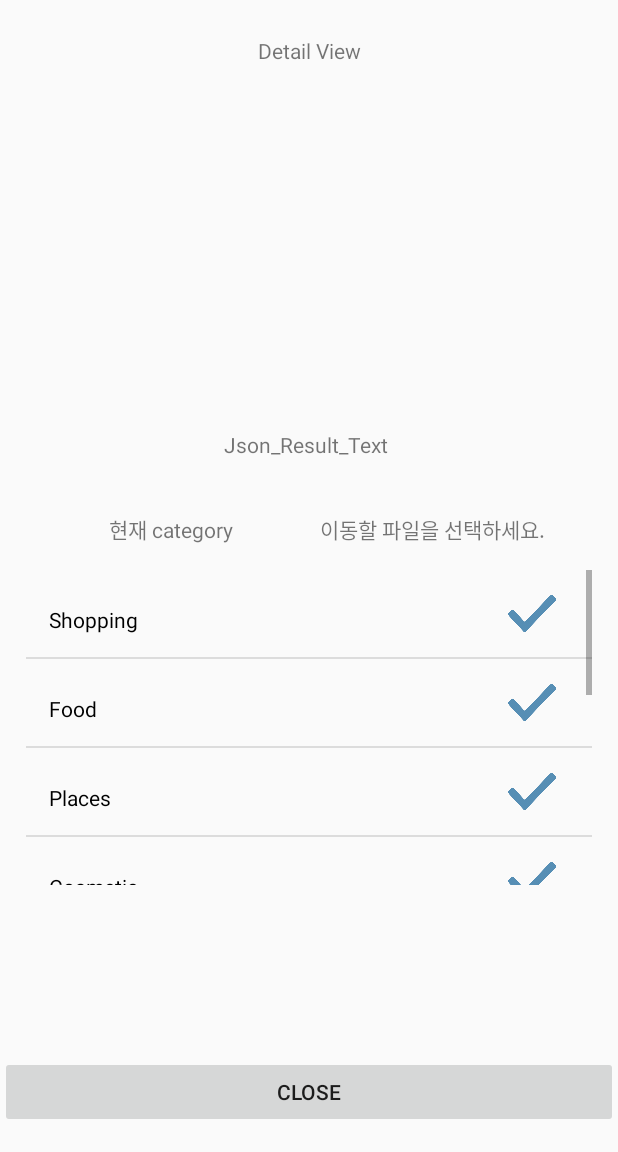
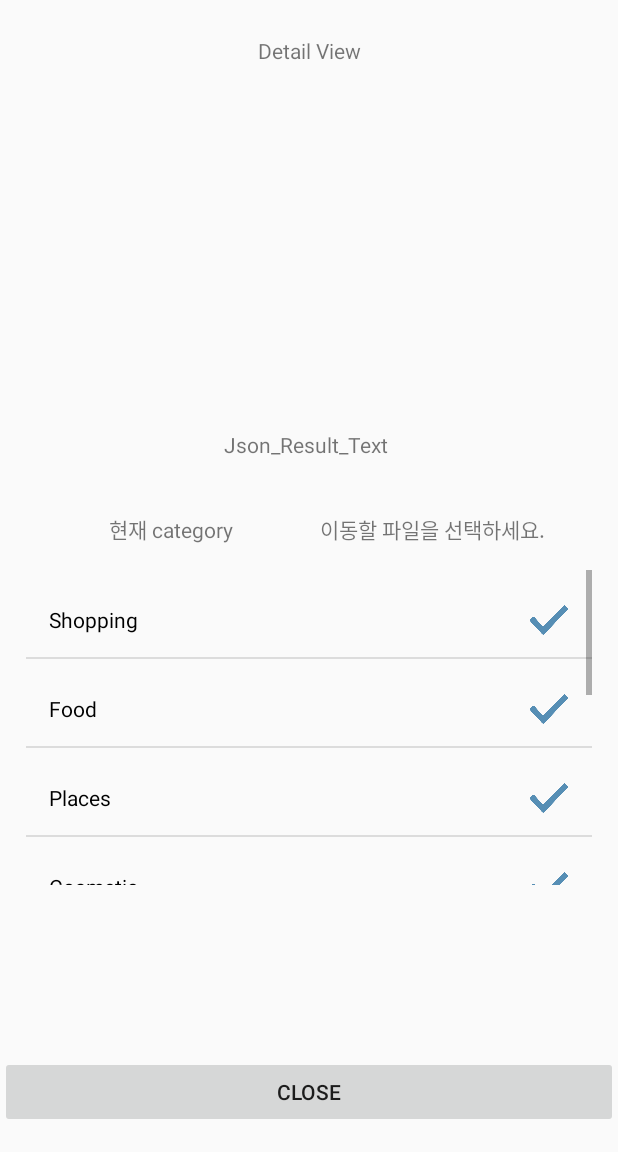
Before and after one commit to gus092/madcampWeek3, an Android app: the EditActivity screen opened directly, with no data from a screen before it, after a tap on "Cosmetic", on a phone screen of 412 x 824 dp, the part 84-1236 px from its top. Run offline under Robolectric (Android 15) with nearby library versions, the phone set to English and light mode, and no system bars; 1 statement that could not run was skipped; 3 other taps on this screen came first.

Commit message:
Sunday finished

```diff
--- a/ScreenshotOrg/app/src/main/java/com/example/screenshotorg/EditActivity.java
+++ b/ScreenshotOrg/app/src/main/java/com/example/screenshotorg/EditActivity.java
@@ -18,6 +18,8 @@ import androidx.appcompat.app.AppCompatActivity;
 import com.bumptech.glide.Glide;
 
 import java.io.File;
+import java.util.ArrayList;
+import java.util.HashMap;
 
 public class EditActivity extends AppCompatActivity {
 
@@ -66,7 +68,6 @@ class CustomAdapter extends BaseAdapter {
     Context context;
     LayoutInflater inflter;
     String value;
-
 
 
     public CustomAdapter(Context context, String[] names) {
--- a/ScreenshotOrg/app/src/main/java/com/example/screenshotorg/Fragment1.java
+++ b/ScreenshotOrg/app/src/main/java/com/example/screenshotorg/Fragment1.java
@@ -95,7 +95,7 @@ public class Fragment1 extends Fragment {
         images = getAllShownImagesPath(requireContext());
 
         for (int i=1; i<images.size();i++){ //images에는 원하는 사진의 절대경로를 넣으면 됨
-            myDataset.add(new MyData("#추천 tag를 달아주세요",BitmapFactory.decodeFile(images.get(i))));
+            myDataset.add(new MyData("#추천 tag를 달아주세요",BitmapFactory.decodeFile(images.get(i-1))));
         }
 
 
--- a/ScreenshotOrg/app/src/main/java/com/example/screenshotorg/Fragment2.java
+++ b/ScreenshotOrg/app/src/main/java/com/example/screenshotorg/Fragment2.java
@@ -129,6 +129,7 @@ public class Fragment2 extends Fragment {
         int check=0;
 
 
+
         int column_index_data, column_index_folder_name;
         ArrayList<String> listOfAllImages = new ArrayList<String>();
         String absolutePathOfImage = null;
--- a/ScreenshotOrg/app/src/main/java/com/example/screenshotorg/Fragment3Adapter.java
+++ b/ScreenshotOrg/app/src/main/java/com/example/screenshotorg/Fragment2Adapter.java
@@ -18,13 +18,13 @@ import androidx.recyclerview.widget.RecyclerView;
 import java.util.ArrayList;
 import java.util.List;
 
-public class Fragment3Adapter extends RecyclerView.Adapter<Fragment3Adapter.Holderview>{
+public class Fragment2Adapter extends RecyclerView.Adapter<Fragment2Adapter.Holderview>{
 
     private List<Item> productlist;
     private Context context;
 
 
-    public Fragment3Adapter(List<Item>productlist,Context context){
+    public Fragment2Adapter(List<Item>productlist,Context context){
         this.productlist = productlist;
         this.context = context;
     }
--- a/ScreenshotOrg/app/src/main/java/com/example/screenshotorg/SearchActivity.java
+++ b/ScreenshotOrg/app/src/main/java/com/example/screenshotorg/SearchActivity.java
@@ -27,7 +27,7 @@ public class SearchActivity extends Activity {
     RecyclerView listshowrcy;
     List<Item> productlists = new ArrayList<>();
     public androidx.appcompat.widget.SearchView searchView;
-    Fragment3Adapter adapter3;
+    Fragment2Adapter adapter3;
     private static ArrayList<String> images3;
 
 
@@ -66,7 +66,7 @@ public class SearchActivity extends Activity {
         listshowrcy.setHasFixedSize(true);
         LinearLayoutManager linearLayoutManager = new LinearLayoutManager(this);
         listshowrcy.setLayoutManager(linearLayoutManager);
-        adapter3 = new Fragment3Adapter(productlists,this);
+        adapter3 = new Fragment2Adapter(productlists,this);
         listshowrcy.setAdapter(adapter3);
 
     }
--- a/ScreenshotOrg/app/src/main/res/layout/checked_list_items.xml
+++ b/ScreenshotOrg/app/src/main/res/layout/checked_list_items.xml
@@ -30,10 +30,10 @@
 
             <ImageView
                 android:id="@+id/checkImage"
-                android:layout_width="32dp"
-                android:layout_height="34dp"
-                android:layout_marginTop="4dp"
-                android:layout_marginEnd="16dp"
+                android:layout_width="25dp"
+                android:layout_height="29dp"
+                android:layout_marginEnd="8dp"
+                app:layout_constraintBottom_toBottomOf="@+id/simpleCheckedTextView"
                 app:layout_constraintEnd_toEndOf="@+id/simpleCheckedTextView"
                 app:layout_constraintTop_toTopOf="@+id/simpleCheckedTextView"
                 app:srcCompat="@color/white" />
--- a/ScreenshotOrg/app/src/main/res/layout/onefragment.xml
+++ b/ScreenshotOrg/app/src/main/res/layout/onefragment.xml
@@ -4,4 +4,6 @@
     android:scrollbars="vertical"
     android:layout_width="match_parent"
     android:layout_height="match_parent"
+    android:paddingRight="8dp"
+    android:paddingLeft="8dp"
     xmlns:android="http://schemas.android.com/apk/res/android" />
```
